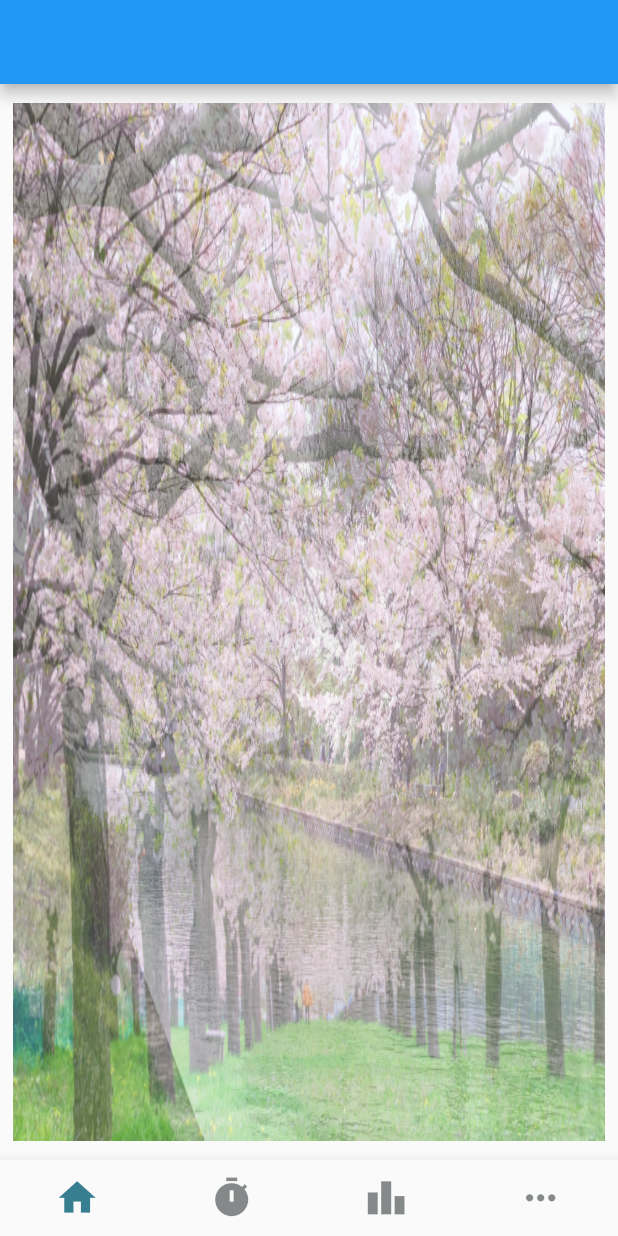
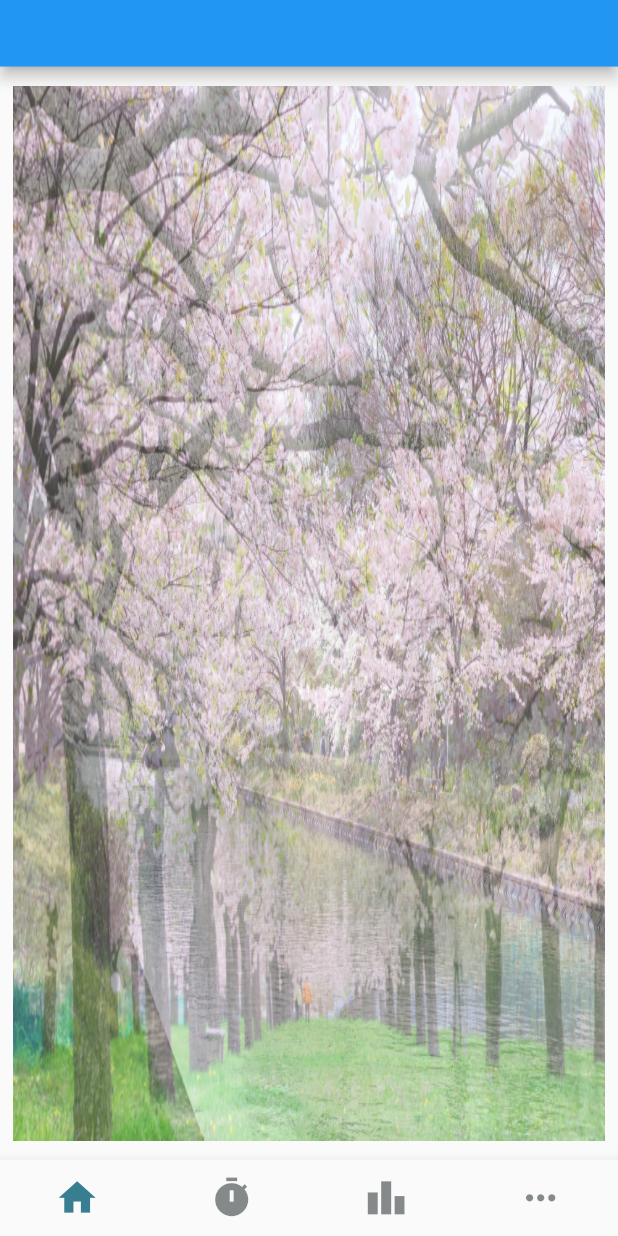
Before and after one commit to Issei-Hiramatsu/sakura-simulation, a Flutter app: the screen it shows after launch, on a phone screen of 412 x 824 dp. Run offline on Flutter 3.47's test engine with Material 2 defaults, Android fonts, the phone set to English and light mode, and no system bars; our stand-ins replace flutter_hooks, flutter_screenutil, freezed_annotation, hooks_riverpod.

Commit message:
update: change appBar height

```diff
--- a/mobile/lib/page/home/home_page.dart
+++ b/mobile/lib/page/home/home_page.dart
@@ -1,4 +1,5 @@
 import 'package:flutter/material.dart';
+import 'package:flutter_screenutil/flutter_screenutil.dart';
 
 import '../../component/local/home_page/body/simulation_screen/simulation_screen.dart';
 
@@ -8,7 +9,10 @@ class HomePage extends StatelessWidget {
   @override
   Widget build(BuildContext context) {
     return Scaffold(
-      appBar: AppBar(),
+      appBar: PreferredSize(
+        preferredSize: Size.fromHeight(42.sp),
+        child: AppBar(),
+      ),
       body: Column(
         children: const [
           Expanded(child: SimulationScreen()),
--- a/mobile/lib/page/todo_and_timer_page/todo_and_timer_page.dart
+++ b/mobile/lib/page/todo_and_timer_page/todo_and_timer_page.dart
@@ -1,4 +1,5 @@
 import 'package:flutter/material.dart';
+import 'package:flutter_screenutil/flutter_screenutil.dart';
 
 import '../../component/local/todo_and_timer_app/custom_tab_bar/custom_tab_bar.dart';
 import 'elements/timer_app/timer_app_page.dart';
@@ -12,7 +13,8 @@ class TodoAndTimerPage extends StatelessWidget {
     return DefaultTabController(
       length: 2,
       child: Scaffold(
-        appBar: AppBar(),
+        appBar: PreferredSize(
+            preferredSize: Size.fromHeight(42.sp), child: AppBar()),
         body: Column(
           children: const [
             CustomTabBar(
```
